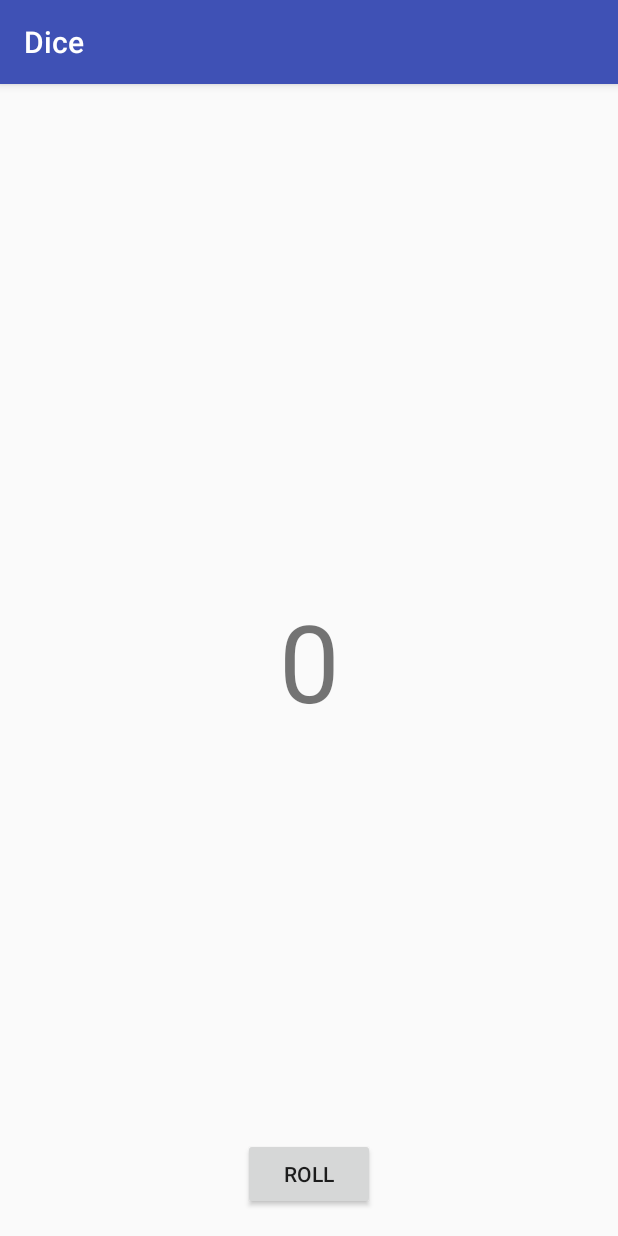
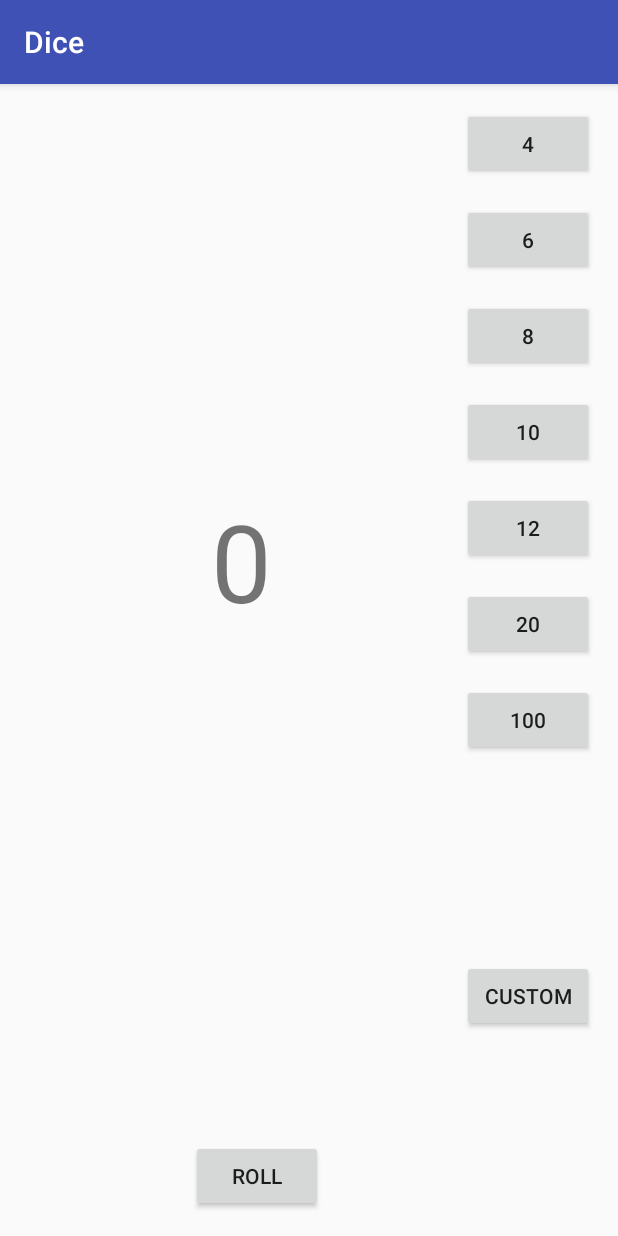
Before and after one commit to Helen-Zhao/simple-dice-android-app, an Android app: the screen it shows after launch (MainActivity), on a phone screen of 412 x 824 dp. Run offline under Robolectric (Android 15) with nearby library versions, the phone set to English and light mode, and no system bars.

Commit message:
Add buttons for other dice

```diff
--- a/app/src/main/res/layout/activity_main.xml
+++ b/app/src/main/res/layout/activity_main.xml
@@ -16,13 +16,15 @@
         app:layout_constraintBottom_toBottomOf="parent"
         app:layout_constraintLeft_toLeftOf="parent"
         app:layout_constraintRight_toRightOf="parent"
-        app:layout_constraintTop_toTopOf="parent" />
+        app:layout_constraintTop_toTopOf="parent"
+        app:layout_constraintHorizontal_bias="0.378"
+        app:layout_constraintVertical_bias="0.401" />
 
     <Button
         android:id="@+id/button"
         android:layout_width="wrap_content"
         android:layout_height="wrap_content"
-        android:layout_marginBottom="17dp"
+        android:layout_marginBottom="16dp"
         android:layout_marginLeft="8dp"
         android:layout_marginRight="8dp"
         android:onClick="rollDice"
@@ -30,6 +32,97 @@
         app:layout_constraintBottom_toBottomOf="parent"
         app:layout_constraintLeft_toLeftOf="parent"
         app:layout_constraintRight_toRightOf="parent"
-        tools:text="@string/roll_button_name" />
+        tools:text="@string/roll_button_name"
+        app:layout_constraintHorizontal_bias="0.387" />
+
+    <Button
+        android:id="@+id/dice4"
+        android:layout_width="wrap_content"
+        android:layout_height="wrap_content"
+        android:layout_marginRight="16dp"
+        android:layout_marginTop="16dp"
+        android:text="@string/dice_4"
+        app:layout_constraintRight_toRightOf="parent"
+        app:layout_constraintTop_toTopOf="parent"
+        tools:text="@string/dice_4" />
+
+    <Button
+        android:id="@+id/dice6"
+        android:layout_width="wrap_content"
+        android:layout_height="wrap_content"
+        android:layout_marginRight="16dp"
+        android:layout_marginTop="16dp"
+        android:text="@string/dice_6"
+        app:layout_constraintRight_toRightOf="parent"
+        app:layout_constraintTop_toBottomOf="@+id/dice4"
+        tools:text="@string/dice_6" />
+
+    <Button
+        android:id="@+id/dice8"
+        android:layout_width="wrap_content"
+        android:layout_height="wrap_content"
+        android:layout_marginRight="16dp"
+        android:layout_marginTop="16dp"
+        android:text="@string/dice_8"
+        app:layout_constraintRight_toRightOf="parent"
+        app:layout_constraintTop_toBottomOf="@+id/dice6"
+        tools:text="@string/dice_8" />
+
+    <Button
+        android:id="@+id/dice10"
+        android:layout_width="wrap_content"
+        android:layout_height="wrap_content"
+        android:layout_marginRight="16dp"
+        android:layout_marginTop="16dp"
+        android:text="@string/dice_10"
+        app:layout_constraintRight_toRightOf="parent"
+        app:layout_constraintTop_toBottomOf="@+id/dice8"
+        tools:text="@string/dice_10" />
+
+    <Button
+        android:id="@+id/dice12"
+        android:layout_width="wrap_content"
+        android:layout_height="wrap_content"
+        android:layout_marginRight="16dp"
+        android:layout_marginTop="16dp"
+        android:text="@string/dice_12"
+        app:layout_constraintRight_toRightOf="parent"
+        app:layout_constraintTop_toBottomOf="@+id/dice10"
+        tools:text="@string/dice_12" />
+
+    <Button
+        android:id="@+id/dice20"
+        android:layout_width="wrap_content"
+        android:layout_height="wrap_content"
+        android:layout_marginRight="16dp"
+        android:layout_marginTop="16dp"
+        android:text="@string/dice_20"
+        app:layout_constraintRight_toRightOf="parent"
+        app:layout_constraintTop_toBottomOf="@+id/dice12"
+        tools:text="@string/dice_20" />
+
+    <Button
+        android:id="@+id/dice100"
+        android:layout_width="wrap_content"
+        android:layout_height="wrap_content"
+        android:layout_marginRight="16dp"
+        android:layout_marginTop="16dp"
+        android:text="@string/dice_100"
+        app:layout_constraintRight_toRightOf="parent"
+        app:layout_constraintTop_toBottomOf="@+id/dice20"
+        tools:text="@string/dice_100" />
+
+    <Button
+        android:id="@+id/diceCustom"
+        android:layout_width="wrap_content"
+        android:layout_height="wrap_content"
+        android:layout_marginRight="16dp"
+        android:layout_marginTop="16dp"
+        android:text="@string/dice_custom"
+        app:layout_constraintRight_toRightOf="parent"
+        app:layout_constraintTop_toBottomOf="@+id/dice100"
+        tools:text="@string/dice_custom"
+        app:layout_constraintBottom_toBottomOf="parent"
+        android:layout_marginBottom="16dp" />
 
 </android.support.constraint.ConstraintLayout>
--- a/app/src/main/res/values/strings.xml
+++ b/app/src/main/res/values/strings.xml
@@ -1,4 +1,12 @@
 <resources>
     <string name="app_name">Dice</string>
     <string name="roll_button_name">Roll</string>
+    <string name="dice_4">4</string>
+    <string name="dice_6">6</string>
+    <string name="dice_8">8</string>
+    <string name="dice_10">10</string>
+    <string name="dice_12">12</string>
+    <string name="dice_20">20</string>
+    <string name="dice_100">100</string>
+    <string name="dice_custom">Custom</string>
 </resources>
```
